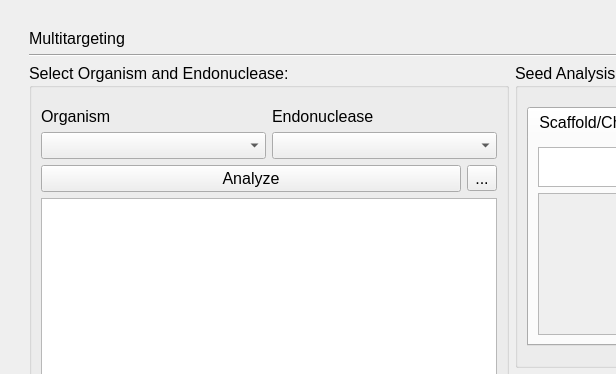
Qt form mt.ui (TrinhLab/CASPERapp) before a commit; both pictures show x 0 to 616 and y 0 to 374 of the 1023 by 765 pixel window.
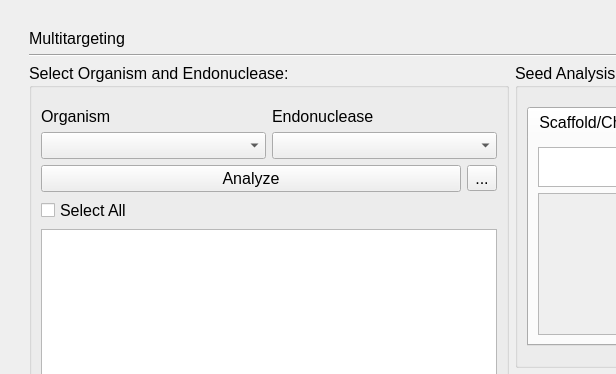
The same form after that commit.

Commit message: Added select all feature to MT

What changed in the file:
```diff
--- a/mt.ui
+++ b/mt.ui
@@ -170,6 +170,13 @@
            </property>
           </spacer>
          </item>
+         <item row="4" column="0">
+          <widget class="QCheckBox" name="selectAll">
+           <property name="text">
+            <string>Select All</string>
+           </property>
+          </widget>
+         </item>
         </layout>
        </widget>
       </item>
```
Left out of the diff: 4 changed lines with no effect on the pictures. The commit also changes 2 other files.
